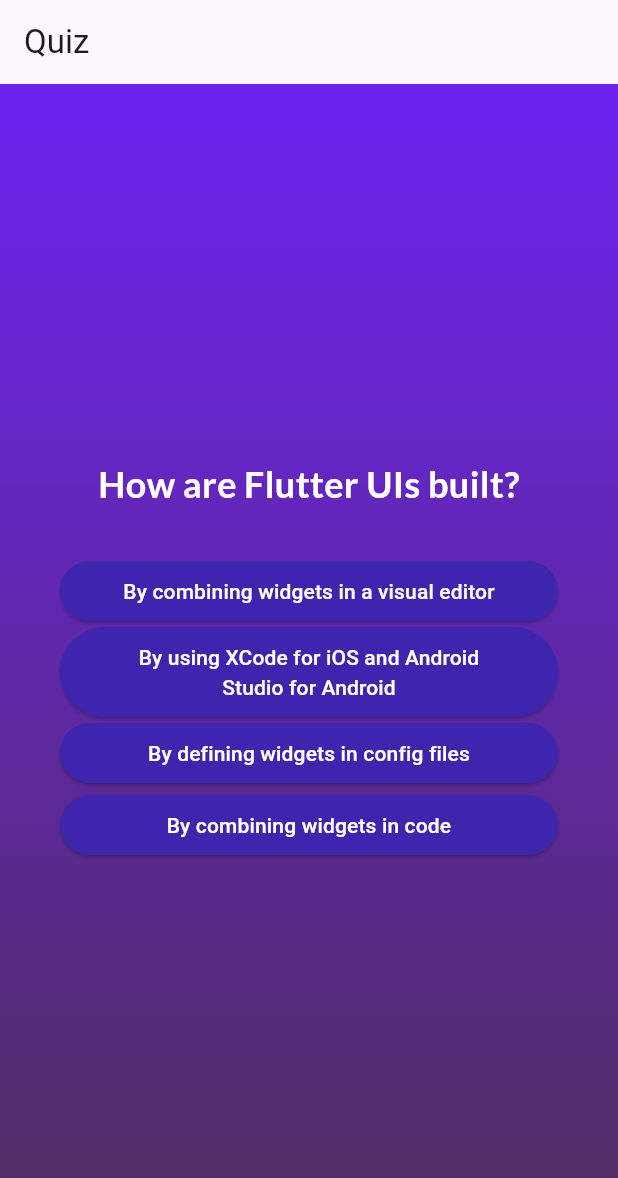
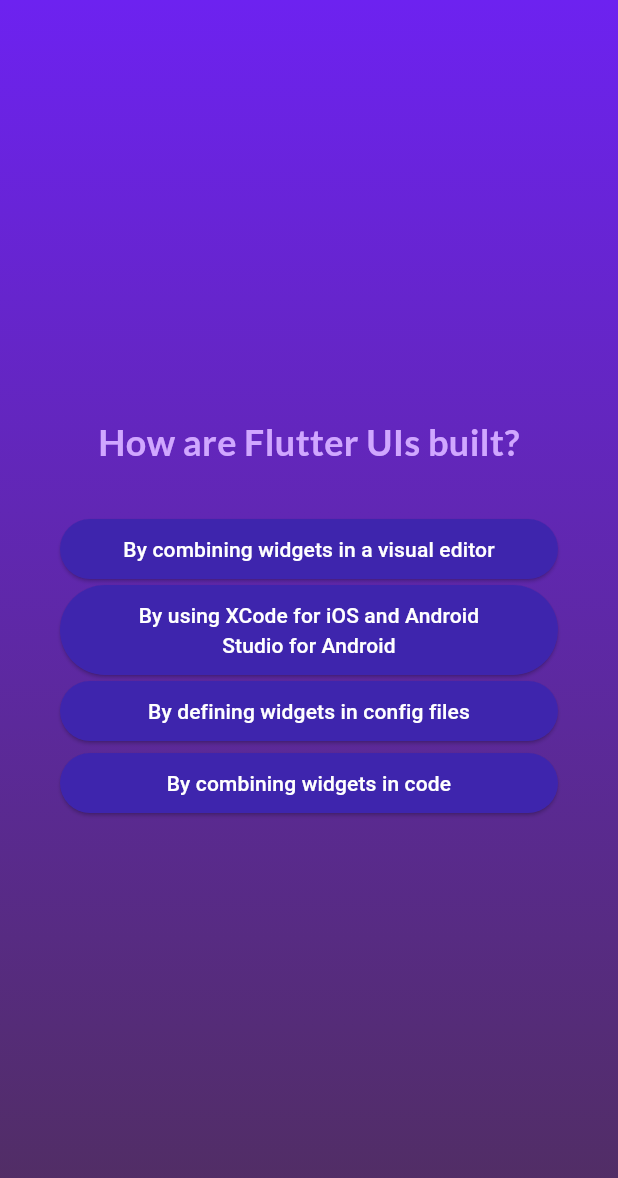
Before and after one commit to carolbonk/quiz_flutter, a Flutter app: the screen it shows after launch, after a tap on "Start Quiz", after a tap on "Blocks", on a phone screen of 412 x 824 dp. Shown: the top 1178 px of the screen. Run offline on Flutter 3.47's test engine with Material 3 defaults, Android fonts, the phone set to English and light mode, and no system bars; our stand-ins replace google_fonts.

Commit message:
Adds questions summary file

```diff
--- a/lib/models/quiz_question.dart
+++ b/lib/models/quiz_question.dart
@@ -1,3 +1,4 @@
+//import 'package:flutter/material.dart';
 //import '../data/questions.dart';
 
 class QuizQuestion {
@@ -7,8 +8,7 @@ class QuizQuestion {
   const QuizQuestion({
     required this.question,
     required this.answers,
-    });
-
+  });
 
   List<String> getShuffledAnswers() {
     final shuffledList = List.of(answers);
--- a/lib/questions_screen.dart
+++ b/lib/questions_screen.dart
@@ -7,12 +7,10 @@ import './answer_button.dart';
 class QuestionsScreen extends StatefulWidget {
   const QuestionsScreen({
     super.key,
-    required this.answerText,
-    required this.onTap,
+    required this.onSelectAnswer,
   });
 
-  final String answerText;
-  final VoidCallback onTap;
+  final void Function(String answer) onSelectAnswer;
 
   @override
   State<QuestionsScreen> createState() {
@@ -23,7 +21,8 @@ class QuestionsScreen extends StatefulWidget {
 class _QuestionsScreenState extends State<QuestionsScreen> {
   var currentQuestionIndex = 0;
 
-  void answerQuestion() {
+  void answerQuestion(String selectedAnswer) {
+    widget.onSelectAnswer(selectedAnswer);
     //currentQuestionIndex = currentQuestionIndex + 1;
     //currentQuestionIndex +=1;
     setState(() {
@@ -45,7 +44,7 @@ class _QuestionsScreenState extends State<QuestionsScreen> {
               Text(
                 currentQuestion.question,
                 style: GoogleFonts.lato(
-                  color: Colors.white,
+                  color: const Color.fromARGB(255, 208, 167, 255),
                   fontSize: 24,
                   fontWeight: FontWeight.bold,
                 ),
@@ -55,7 +54,9 @@ class _QuestionsScreenState extends State<QuestionsScreen> {
               ...currentQuestion.getShuffledAnswers().map((answer) {
                 return AnswerButton(
                   answerText: answer,
-                  onTap: answerQuestion,
+                  onTap: () {
+                    answerQuestion(answer);
+                  },
                 );
               })
             ]),
--- a/lib/quiz.dart
+++ b/lib/quiz.dart
@@ -1,10 +1,11 @@
 import 'package:flutter/material.dart';
 import './questions_screen.dart';
+import './results_screen.dart';
+import './data/questions.dart';
 import './start_screen.dart';
 
 class Quiz extends StatefulWidget {
   const Quiz({super.key});
-
 
   @override
   State<Quiz> createState() {
@@ -13,22 +14,39 @@ class Quiz extends StatefulWidget {
 }
 
 class _QuizState extends State<Quiz> {
+  List<String> selectedAnswers = [];
   var activeScreen = 'start-screen';
 
   void switchScreen() {
     setState(() {
-     activeScreen = 'questions-screen';
+      activeScreen = 'questions-screen';
     });
+  }
+
+  void chooseAnswer(String answer) {
+    selectedAnswers.add(answer);
+
+    if (selectedAnswers.length == questions.length) {
+      setState(() {
+        //selectedAnswers = [];
+        activeScreen = 'results-screen';
+      });
+    }
   }
 
   @override
   Widget build(BuildContext context) {
     Widget screenWidget = StartScreen(switchScreen);
 
-    if(activeScreen == 'questions-screen') {
-      screenWidget =  QuestionsScreen(
-        answerText: 'The answer is 42',
-        onTap: () {},
+    if (activeScreen == 'questions-screen') {
+      screenWidget = QuestionsScreen(
+        onSelectAnswer: chooseAnswer,
+      );
+    }
+
+    if (activeScreen == 'results-screen') {
+      screenWidget = ResultsScreen(
+        chosenAnswers: selectedAnswers,
       );
     }
 
@@ -39,9 +57,6 @@ class _QuizState extends State<Quiz> {
 
     return MaterialApp(
       home: Scaffold(
-        appBar: AppBar(
-        title: const Text('Quiz'),
-        ),
         body: Container(
           decoration: const BoxDecoration(
             gradient: LinearGradient(
--- a/lib/start_screen.dart
+++ b/lib/start_screen.dart
@@ -1,4 +1,5 @@
 import 'package:flutter/material.dart';
+import 'package:google_fonts/google_fonts.dart';
 
 class StartScreen extends StatelessWidget {
   const StartScreen(this.startQuiz, {super.key});
@@ -27,10 +28,10 @@ class StartScreen extends StatelessWidget {
           // ),
 
           const SizedBox(height: 80),
-        const Text(
+          Text(
             'Learn Flutter the fun way!',
-          style: TextStyle(
-            color: Color.fromARGB(255, 229, 220, 250),
+            style: GoogleFonts.lato(
+              color: const Color.fromARGB(255, 229, 220, 250),
               fontSize: 24,
             ),
           ),
```
Also changed, not shown: lib/data/questions.dart (+7 -18 lines), lib/questions_summary.dart (added, +35 -0 lines), lib/results_screen.dart (added, +75 -0 lines). Lines whose indentation alone changed are shown as unchanged.
